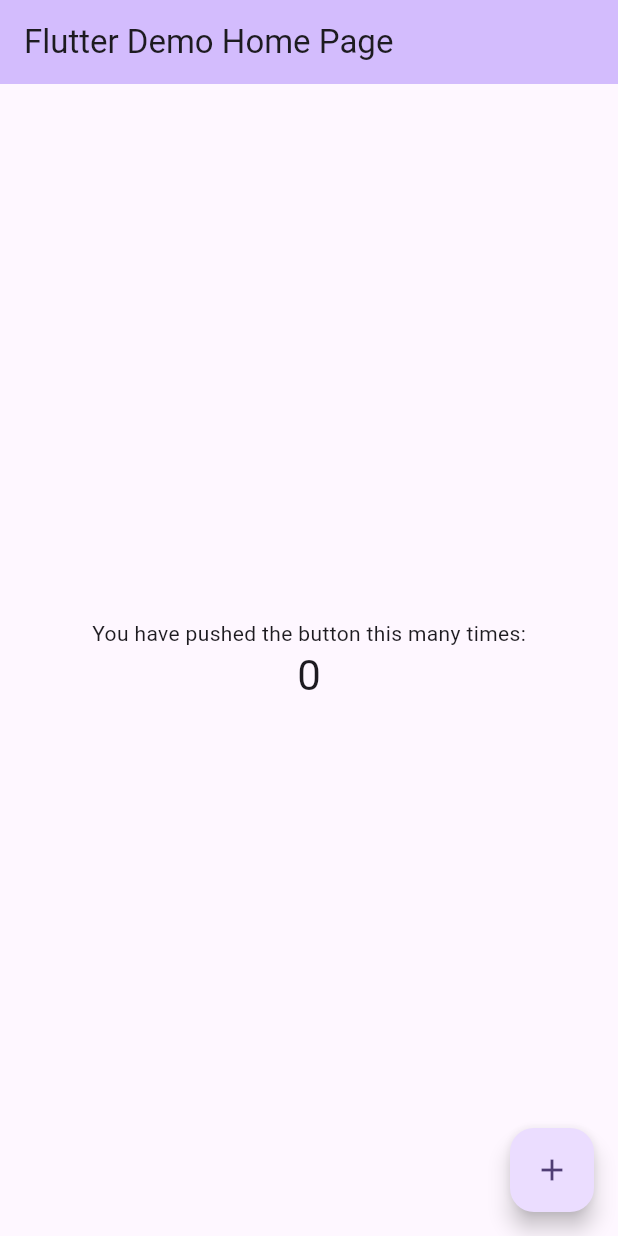
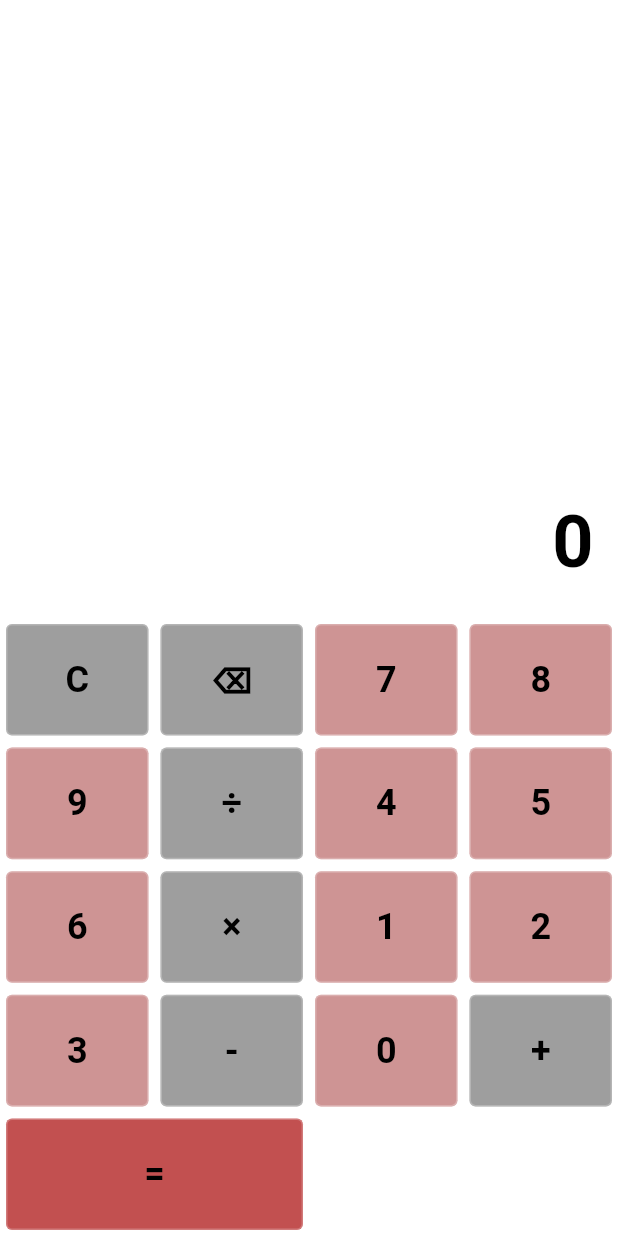
Before and after one commit to ArisaraSupkoon/midterm_640710587, a Flutter app: the screen it shows after launch, on a phone screen of 412 x 824 dp. Run offline on Flutter 3.47's test engine with Material 3 defaults, Android fonts, the phone set to English and light mode, and no system bars.

Commit message:
add button_values.dart and calculator_screen.dart

```diff
--- /dev/null
+++ b/lib/button_values.dart
@@ -0,0 +1,49 @@
+import 'package:flutter/material.dart';
+
+class Btn {
+  static const String del = "C";
+  static const String clr = "⌫";
+  static const String divide = "÷";
+  static const String multiply = "×";
+  static const String subtract = "-";
+  static const String add = "+";
+  static const String calculate = "=";
+  static const String dot = ".";
+
+
+  static const String n0 = "0";
+  static const String n1 = "1";
+  static const String n2 = "2";
+  static const String n3 = "3";
+  static const String n4 = "4";
+  static const String n5 = "5";
+  static const String n6 = "6";
+  static const String n7 = "7";
+  static const String n8 = "8";
+  static const String n9 = "9";
+
+  static const List<String> buttonValues = [
+    del,
+    clr,
+
+    n7,
+    n8,
+    n9,
+    divide,
+
+    n4,
+    n5,
+    n6,
+    multiply,
+
+    n1,
+    n2,
+    n3,
+    subtract,
+
+    n0,
+    add,
+
+    calculate,
+  ];
+}
--- /dev/null
+++ b/lib/calculator_screen.dart
@@ -0,0 +1,264 @@
+import 'button_values.dart';
+import 'package:flutter/material.dart';
+
+class CalculatorScreen extends StatefulWidget {
+  const CalculatorScreen({super.key});
+
+  @override
+  State<CalculatorScreen> createState() => _CalculatorScreenState();
+}
+
+class _CalculatorScreenState extends State<CalculatorScreen> {
+  String number1 = ""; // . 0-9
+  String operand = ""; // + - * /
+  String number2 = ""; // . 0-9
+
+  @override
+  Widget build(BuildContext context) {
+    final screenSize = MediaQuery.of(context).size;
+    return Scaffold(
+      backgroundColor: Colors.white,
+      body: SafeArea(
+        bottom: false,
+        child: Column(
+          children: [
+            // output
+            Expanded(
+              child: SingleChildScrollView(
+                reverse: true,
+                child: Container(
+                  alignment: Alignment.bottomRight,
+                  padding: const EdgeInsets.all(16),
+                  child: Text(
+                    "$number1$operand$number2".isEmpty
+                        ? "0"
+                        : "$number1$operand$number2",
+                    style: const TextStyle(
+                      fontSize: 48,
+                      fontWeight: FontWeight.bold,
+                      color: Colors.black
+                    ),
+                    textAlign: TextAlign.end,
+                  ),
+                ),
+              ),
+            ),
+
+            // buttons
+            Wrap(
+              children: Btn.buttonValues
+                  .map(
+                    (value) => SizedBox(
+                      width: value == Btn.calculate
+                          ? screenSize.width / 2
+                          : (screenSize.width / 4),
+                      height: screenSize.width / 5,
+                      child: buildButton(value),
+                    ),
+                  )
+                  .toList(),
+            )
+          ],
+        ),
+      ),
+    );
+  }
+
+  Widget buildButton(value) {
+    return Padding(
+      padding: const EdgeInsets.all(4.0),
+      child: Material(
+        color: getBtnColor(value),
+        clipBehavior: Clip.hardEdge,
+        shape: OutlineInputBorder(
+          borderSide: const BorderSide(
+            color: Colors.white24,
+          ),
+
+        ),
+        child: InkWell(
+          onTap: () => onBtnTap(value),
+          child: Center(
+            child: Text(
+              value,
+              style: const TextStyle(
+                fontWeight: FontWeight.bold,
+                color: Colors.black,
+                fontSize: 24,
+              ),
+            ),
+          ),
+        ),
+      ),
+    );
+  }
+
+  // ########
+  void onBtnTap(String value) {
+    if (value == Btn.del) {
+      delete();
+      return;
+    }
+
+    if (value == Btn.clr) {
+      clearAll();
+      return;
+    }
+
+    //if (value == Btn.per) {
+    //  convertToPercentage();
+    //  return;
+    //}
+
+    if (value == Btn.calculate) {
+      calculate();
+      return;
+    }
+
+    appendValue(value);
+  }
+
+  // ##############
+  // calculates the result
+  void calculate() {
+    if (number1.isEmpty) return;
+    if (operand.isEmpty) return;
+    if (number2.isEmpty) return;
+
+    final double num1 = double.parse(number1);
+    final double num2 = double.parse(number2);
+
+    var result = 0.0;
+    switch (operand) {
+      case Btn.add:
+        result = num1 + num2;
+        break;
+      case Btn.subtract:
+        result = num1 - num2;
+        break;
+      case Btn.multiply:
+        result = num1 * num2;
+        break;
+      case Btn.divide:
+        result = num1 / num2;
+        break;
+      default:
+    }
+
+    setState(() {
+      number1 = result.toStringAsPrecision(3);
+
+      if (number1.endsWith(".0")) {
+        number1 = number1.substring(0, number1.length - 2);
+      }
+
+      operand = "";
+      number2 = "";
+    });
+  }
+
+  // ##############
+  // converts output to %
+  void convertToPercentage() {
+    // ex: 434+324
+    if (number1.isNotEmpty && operand.isNotEmpty && number2.isNotEmpty) {
+      // calculate before conversion
+      calculate();
+    }
+
+    if (operand.isNotEmpty) {
+      // cannot be converted
+      return;
+    }
+
+    final number = double.parse(number1);
+    setState(() {
+      number1 = "${(number / 100)}";
+      operand = "";
+      number2 = "";
+    });
+  }
+
+  // ##############
+  // clears all output
+  void clearAll() {
+    setState(() {
+      number1 = "";
+      operand = "";
+      number2 = "";
+    });
+  }
+
+  // ##############
+  // delete one from the end
+  void delete() {
+    if (number2.isNotEmpty) {
+      // 12323 => 1232
+      number2 = number2.substring(0, number2.length - 1);
+    } else if (operand.isNotEmpty) {
+      operand = "";
+    } else if (number1.isNotEmpty) {
+      number1 = number1.substring(0, number1.length - 1);
+    }
+
+    setState(() {});
+  }
+
+  // #############
+  // appends value to the end
+  void appendValue(String value) {
+    // number1 opernad number2
+    // 234       +      5343
+
+    // if is operand and not "."
+    if (value != Btn.dot && int.tryParse(value) == null) {
+      // operand pressed
+      if (operand.isNotEmpty && number2.isNotEmpty) {
+        // TODO calculate the equation before assigning new operand
+        calculate();
+      }
+      operand = value;
+    }
+    // assign value to number1 variable
+    else if (number1.isEmpty || operand.isEmpty) {
+      // check if value is "." | ex: number1 = "1.2"
+      if (value == Btn.dot && number1.contains(Btn.dot)) return;
+      if (value == Btn.dot && (number1.isEmpty || number1 == Btn.n0)) {
+        // ex: number1 = "" | "0"
+        value = "0.";
+      }
+      number1 += value;
+    }
+    // assign value to number2 variable
+    else if (number2.isEmpty || operand.isNotEmpty) {
+      // check if value is "." | ex: number1 = "1.2"
+      if (value == Btn.dot && number2.contains(Btn.dot)) return;
+      if (value == Btn.dot && (number2.isEmpty || number2 == Btn.n0)) {
+        // number1 = "" | "0"
+        value = "0.";
+      }
+      number2 += value;
+    }
+
+    setState(() {});
+  }
+
+  // ########
+  Color getBtnColor(value) {
+    return [Btn.del, Btn.clr].contains(value)
+        ? Colors.grey
+        : [
+            //Btn.per,
+            Btn.multiply,
+            Btn.add,
+            Btn.subtract,
+            Btn.divide,
+          ].contains(value)
+            ? Color.fromARGB(255, 158, 158, 158)
+            : [
+                Btn.calculate,
+              ].contains(value)
+                ? Color.fromARGB(221, 185, 53, 53)
+                : Color.fromARGB(221, 199, 131, 131);
+  }
+}
--- a/lib/main.dart
+++ b/lib/main.dart
@@ -1,4 +1,5 @@
 import 'package:flutter/material.dart';
+import 'calculator_screen.dart';
 
 void main() {
   runApp(const MyApp());
@@ -7,119 +8,12 @@
 class MyApp extends StatelessWidget {
   const MyApp({super.key});
 
-  // This widget is the root of your application.
   @override
   Widget build(BuildContext context) {
     return MaterialApp(
-      title: 'Flutter Demo',
-      theme: ThemeData(
-        // This is the theme of your application.
-        //
-        // TRY THIS: Try running your application with "flutter run". You'll see
-        // the application has a purple toolbar. Then, without quitting the app,
-        // try changing the seedColor in the colorScheme below to Colors.green
-        // and then invoke "hot reload" (save your changes or press the "hot
-        // reload" button in a Flutter-supported IDE, or press "r" if you used
-        // the command line to start the app).
-        //
-        // Notice that the counter didn't reset back to zero; the application
-        // state is not lost during the reload. To reset the state, use hot
-        // restart instead.
-        //
-        // This works for code too, not just values: Most code changes can be
-        // tested with just a hot reload.
-        colorScheme: ColorScheme.fromSeed(seedColor: Colors.deepPurple),
-        useMaterial3: true,
-      ),
-      home: const MyHomePage(title: 'Flutter Demo Home Page'),
+      title: 'Calculator',
+      debugShowCheckedModeBanner: false,
+      home: const CalculatorScreen(),
     );
   }
 }
-
-class MyHomePage extends StatefulWidget {
-  const MyHomePage({super.key, required this.title});
-
-  // This widget is the home page of your application. It is stateful, meaning
-  // that it has a State object (defined below) that contains fields that affect
-  // how it looks.
-
-  // This class is the configuration for the state. It holds the values (in this
-  // case the title) provided by the parent (in this case the App widget) and
-  // used by the build method of the State. Fields in a Widget subclass are
-  // always marked "final".
-
-  final String title;
-
-  @override
-  State<MyHomePage> createState() => _MyHomePageState();
-}
-
-class _MyHomePageState extends State<MyHomePage> {
-  int _counter = 0;
-
-  void _incrementCounter() {
-    setState(() {
-      // This call to setState tells the Flutter framework that something has
-      // changed in this State, which causes it to rerun the build method below
-      // so that the display can reflect the updated values. If we changed
-      // _counter without calling setState(), then the build method would not be
-      // called again, and so nothing would appear to happen.
-      _counter++;
-    });
-  }
-
-  @override
-  Widget build(BuildContext context) {
-    // This method is rerun every time setState is called, for instance as done
-    // by the _incrementCounter method above.
-    //
-    // The Flutter framework has been optimized to make rerunning build methods
-    // fast, so that you can just rebuild anything that needs updating rather
-    // than having to individually change instances of widgets.
-    return Scaffold(
-      appBar: AppBar(
-        // TRY THIS: Try changing the color here to a specific color (to
-        // Colors.amber, perhaps?) and trigger a hot reload to see the AppBar
-        // change color while the other colors stay the same.
-        backgroundColor: Theme.of(context).colorScheme.inversePrimary,
-        // Here we take the value from the MyHomePage object that was created by
-        // the App.build method, and use it to set our appbar title.
-        title: Text(widget.title),
-      ),
-      body: Center(
-        // Center is a layout widget. It takes a single child and positions it
-        // in the middle of the parent.
-        child: Column(
-          // Column is also a layout widget. It takes a list of children and
-          // arranges them vertically. By default, it sizes itself to fit its
-          // children horizontally, and tries to be as tall as its parent.
-          //
-          // Column has various properties to control how it sizes itself and
-          // how it positions its children. Here we use mainAxisAlignment to
-          // center the children vertically; the main axis here is the vertical
-          // axis because Columns are vertical (the cross axis would be
-          // horizontal).
-          //
-          // TRY THIS: Invoke "debug painting" (choose the "Toggle Debug Paint"
-          // action in the IDE, or press "p" in the console), to see the
-          // wireframe for each widget.
-          mainAxisAlignment: MainAxisAlignment.center,
-          children: <Widget>[
-            const Text(
-              'You have pushed the button this many times:',
-            ),
-            Text(
-              '$_counter',
-              style: Theme.of(context).textTheme.headlineMedium,
-            ),
-          ],
-        ),
-      ),
-      floatingActionButton: FloatingActionButton(
-        onPressed: _incrementCounter,
-        tooltip: 'Increment',
-        child: const Icon(Icons.add),
-      ), // This trailing comma makes auto-formatting nicer for build methods.
-    );
-  }
-}
```
